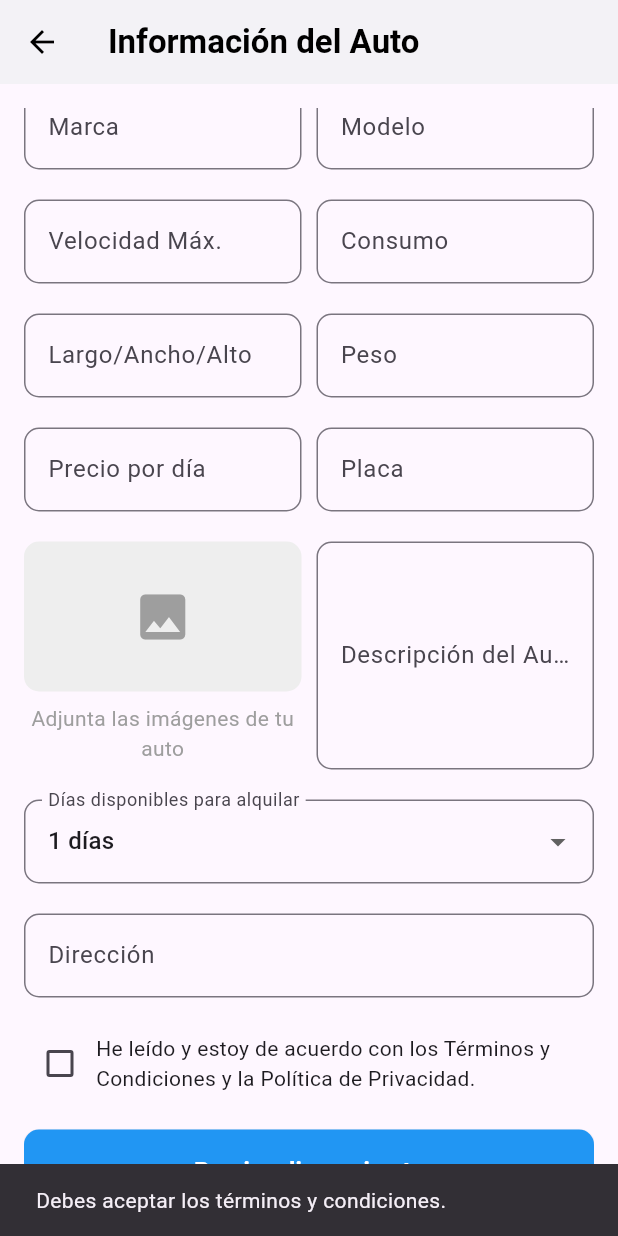
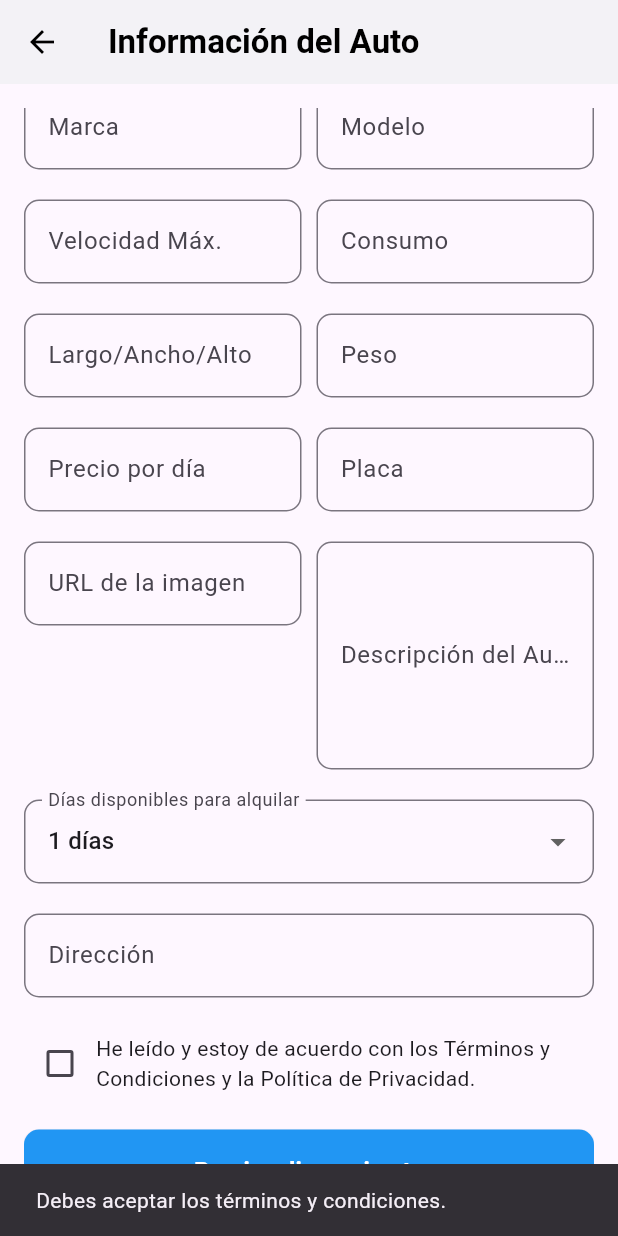
Before and after one commit to Applicaciones-moviles/Frontend, a Flutter app: the Registercar screen opened directly, scrolled down 58 dp, after a tap on "Previsualizar mi auto", on a phone screen of 412 x 824 dp. Run offline on Flutter 3.47's test engine with Material 3 defaults, Android fonts, the phone set to English and light mode, and no system bars; our stand-ins replace file_picker, fluentui_icons, flutter_secure_storage, google_fonts, image_picker, table_calendar; missing offline and left inert: bulleted_list; accounts and stored records are empty; network calls fail.

Commit message:
feat: add my car

```diff
--- a/lib/base/screens/Dueño de auto/registercar.dart
+++ b/lib/base/screens/Dueño de auto/registercar.dart
@@ -1,7 +1,8 @@
+import 'dart:convert';
 import 'package:flutter/material.dart';
-import 'package:image_picker/image_picker.dart';
-import 'dart:io';
-import 'preview.dart'; // Importa la clase PreviewCar
+import 'package:flutter_secure_storage/flutter_secure_storage.dart';
+import 'package:http/http.dart' as http;
+import 'preview.dart';
 
 class Registercar extends StatefulWidget {
   const Registercar({Key? key}) : super(key: key);
@@ -13,8 +14,8 @@ class Registercar extends StatefulWidget {
 class _RegistercarState extends State<Registercar> {
   DateTime? _startDate;
   DateTime? _endDate;
-  int _selectedDays = 1; // Días disponibles para alquilar (valor inicial)
-  bool _isTermsAccepted = false; // Controla si se aceptaron los términos
+  int _selectedDays = 1;
+  bool _isTermsAccepted = false;
 
   final TextEditingController _brandController = TextEditingController();
   final TextEditingController _modelController = TextEditingController();
@@ -26,27 +27,79 @@ class _RegistercarState extends State<Registercar> {
   final TextEditingController _licensePlateController = TextEditingController();
   final TextEditingController _descriptionController = TextEditingController();
   final TextEditingController _addressController = TextEditingController();
+  final TextEditingController _imageUrlController = TextEditingController(); // Controlador para la URL de la imagen
 
-  File? _selectedImage;
+  String? _imageUrl;
 
-  Future<void> _pickImage() async {
-    final picker = ImagePicker();
-    final pickedFile = await picker.pickImage(source: ImageSource.gallery);
+  final FlutterSecureStorage _storage = FlutterSecureStorage();
 
-    if (pickedFile != null) {
-      setState(() {
-        _selectedImage = File(pickedFile.path);
-      });
-    }
+  Future<String?> _getToken() async {
+    return await _storage.read(key: 'auth_token');
   }
 
-  void _navigateToPreview() {
+  Future<int?> _getUserId() async {
+    String? userId = await _storage.read(key: 'user_id');
+    return userId != null ? int.tryParse(userId) : null;
+  }
+
+  Future<void> _createVehicle() async {
     if (!_isTermsAccepted) {
       ScaffoldMessenger.of(context).showSnackBar(
         const SnackBar(content: Text('Debes aceptar los términos y condiciones.')),
       );
       return;
     }
+
+    if (_imageUrl == null || _imageUrl!.isEmpty) {
+      ScaffoldMessenger.of(context).showSnackBar(
+        const SnackBar(content: Text('Debes proporcionar una URL de imagen.')),
+      );
+      return;
+    }
+
+
+    final String? _authToken = await _getToken();
+    final int? _userId = await _getUserId();
+
+    if (_authToken == null || _userId == null) {
+      ScaffoldMessenger.of(context).showSnackBar(
+        const SnackBar(content: Text('No se encontró un token de autenticación o user_id.')),
+      );
+      return;
+    }
+
+
+    final vehicleData = {
+      "userId": _userId,
+      "Brand": _brandController.text,
+      "Model": _modelController.text,
+      "Placa": _licensePlateController.text,
+      "Descripcion": _descriptionController.text,
+      "MaximumSpeed": int.tryParse(_maxSpeedController.text) ?? 0,
+      "Consumption": int.tryParse(_consumptionController.text) ?? 0,
+      "Weight": int.tryParse(_weightController.text) ?? 0,
+      "Dimensions": _dimensionsController.text,
+      "RentalCost": double.tryParse(_pricePerDayController.text) ?? 0,
+      "UrlImage": _imageUrl,
+      "RentStatus": "Disponible",
+      "RentDays": _selectedDays,
+      "Direccion": _addressController.text,
+    };
+
+    // Endpoint del API
+    final url = Uri.parse('https://azuredrivesafeapp-gehpfxd0gzhxf9a0.eastus-01.azurewebsites.net/api/v1/vehicle');
+
+    try {
+      final response = await http.post(
+        url,
+        headers: {
+          'Content-Type': 'application/json',
+          'Authorization': 'Bearer $_authToken',
+        },
+        body: json.encode(vehicleData),
+      );
+
+      if (response.statusCode == 201) {
 
         Navigator.push(
           context,
@@ -62,11 +115,21 @@ class _RegistercarState extends State<Registercar> {
               licensePlate: _licensePlateController.text,
               description: _descriptionController.text,
               address: _addressController.text,
-          image: _selectedImage,
-          availableDays: _selectedDays, // Pasa los días seleccionados
+              imageUrl: _imageUrl,
+              availableDays: _selectedDays,
             ),
           ),
         );
+      } else {
+        ScaffoldMessenger.of(context).showSnackBar(
+          SnackBar(content: Text('Error: ${response.statusCode} - ${response.body}')),
+        );
+      }
+    } catch (e) {
+      ScaffoldMessenger.of(context).showSnackBar(
+        const SnackBar(content: Text('Ocurrió un error al crear el vehículo.')),
+      );
+    }
   }
 
   @override
@@ -144,44 +207,15 @@ class _RegistercarState extends State<Registercar> {
                 ],
               ),
               const SizedBox(height: 20),
-              // Imágenes del Auto y Descripción
+              // URL de la imagen y Descripción
               Row(
                 crossAxisAlignment: CrossAxisAlignment.start,
                 children: [
                   Expanded(
-                    child: Column(
-                      children: [
-                        GestureDetector(
-                          onTap: _pickImage,
-                          child: Container(
-                            height: 100,
-                            width: double.infinity,
-                            decoration: BoxDecoration(
-                              color: Colors.grey[200],
-                              borderRadius: BorderRadius.circular(10),
-                              image: _selectedImage != null
-                                  ? DecorationImage(
-                                image: FileImage(_selectedImage!),
-                                fit: BoxFit.cover,
-                              )
-                                  : null,
-                            ),
-                            child: _selectedImage == null
-                                ? const Icon(
-                              Icons.image,
-                              size: 40,
-                              color: Colors.grey,
-                            )
-                                : null,
-                          ),
-                        ),
-                        const SizedBox(height: 8),
-                        const Text(
-                          'Adjunta las imágenes de tu auto',
-                          style: TextStyle(fontSize: 14, color: Colors.grey),
-                          textAlign: TextAlign.center,
-                        ),
-                      ],
+                    child: _buildInputField(
+                      'URL de la imagen',
+                      _imageUrlController,
+                      maxLines: 1,
                     ),
                   ),
                   const SizedBox(width: 10),
@@ -239,9 +273,9 @@ class _RegistercarState extends State<Registercar> {
                 ],
               ),
               const SizedBox(height: 20),
-              // Botón Previsualizar
+
               ElevatedButton(
-                onPressed: _navigateToPreview,
+                onPressed: _createVehicle,
                 style: ElevatedButton.styleFrom(
                   backgroundColor: Colors.blue,
                   padding: const EdgeInsets.symmetric(vertical: 16),
@@ -271,6 +305,13 @@ class _RegistercarState extends State<Registercar> {
     return TextField(
       controller: controller,
       maxLines: maxLines,
+      onChanged: (value) {
+        if (label == 'URL de la imagen') {
+          setState(() {
+            _imageUrl = value;
+          });
+        }
+      },
       decoration: InputDecoration(
         labelText: label,
         border: OutlineInputBorder(
--- a/lib/base/screens/shared/login_page.dart
+++ b/lib/base/screens/shared/login_page.dart
@@ -8,7 +8,7 @@ import 'package:carconnect_aplication/base/components/my_textfield.dart';
 import 'package:flutter/material.dart';
 import 'package:http/http.dart' as http;
 import 'package:google_fonts/google_fonts.dart';
-
+//4
 class LoginPage extends StatefulWidget {
   LoginPage({super.key});
 
```
Also changed, not shown: lib/base/screens/Dueño de auto/home-car.dart (+138 -28 lines), lib/base/screens/Dueño de auto/preview.dart (+12 -25 lines). Lines whose indentation alone changed are shown as unchanged.
